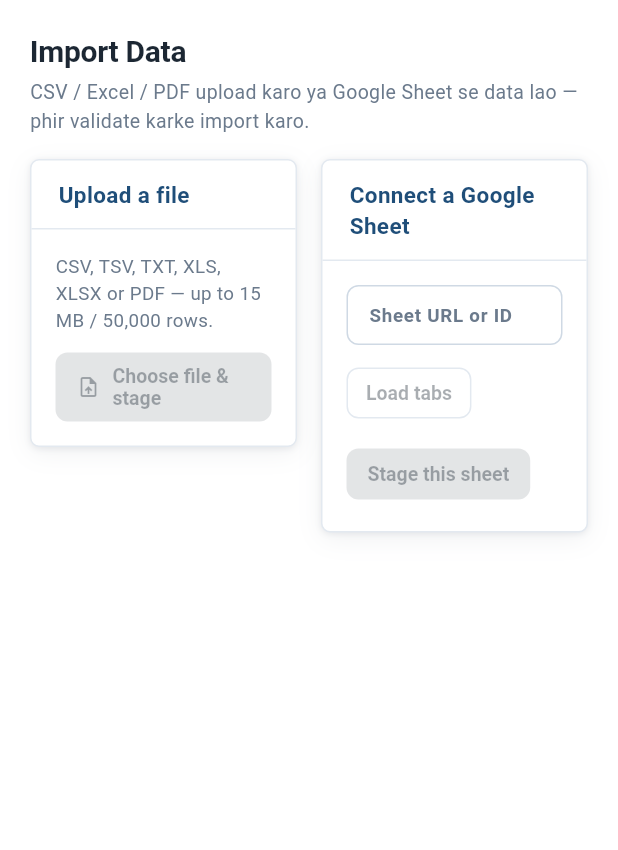
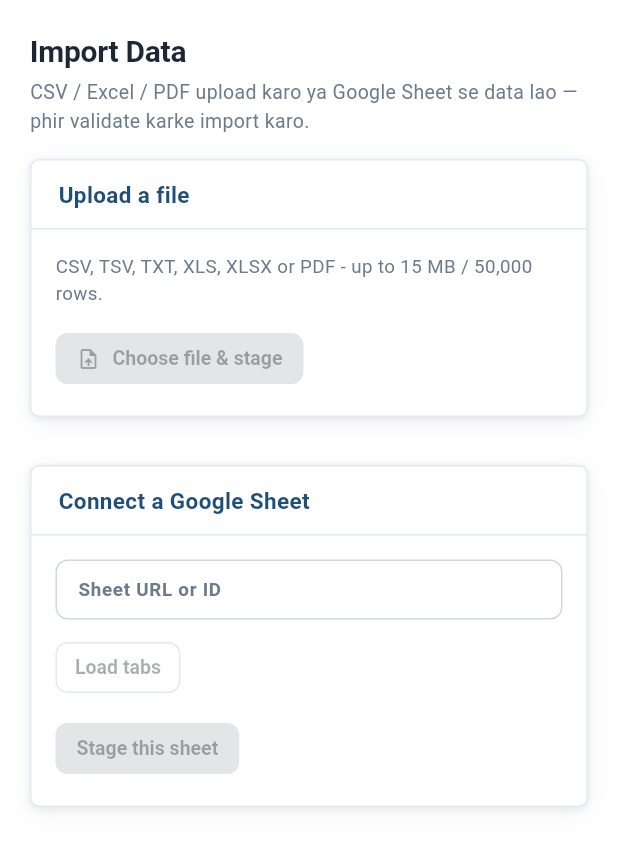
Before and after one commit to nisharaaj800nr-byte/warehouse-bulk-inventory, a Flutter app: the ImportScreen widget shown alone on an empty page, opened directly, on a phone screen of 412 x 824 dp. Shown: the top 850 px of the screen. Run offline on Flutter 3.47's test engine with Material 3 defaults, Android fonts, the phone set to English and light mode, and no system bars; our stand-ins replace file_picker, fl_chart, qr_flutter, shared_preferences; accounts and stored records are empty.

Commit message:
Responsive tweaks round 2: stack import source cards on narrow, flexible health row labels

```diff
--- a/inventory-automation/flutter_app/lib/screens/health_screen.dart
+++ b/inventory-automation/flutter_app/lib/screens/health_screen.dart
@@ -168,8 +168,8 @@ class _HealthScreenState extends State<HealthScreen> {
                             ),
                           ),
                           const SizedBox(width: 12),
-                          SizedBox(
-                            width: 200,
+                          ConstrainedBox(
+                            constraints: const BoxConstraints(maxWidth: 200),
                             child: Text(
                               c.name,
                               style: TextStyle(fontSize: 13.5, fontWeight: FontWeight.w700, color: ac.ink),
--- a/inventory-automation/flutter_app/lib/screens/import_screen.dart
+++ b/inventory-automation/flutter_app/lib/screens/import_screen.dart
@@ -247,83 +247,24 @@ class _ImportScreenState extends State<ImportScreen> {
               title: 'Import Data',
               subtitle: 'CSV / Excel / PDF upload karo ya Google Sheet se data lao — phir validate karke import karo.',
             ),
-            Row(
-              crossAxisAlignment: CrossAxisAlignment.start,
-              children: [
-                Expanded(
-                  child: SectionCard(
-                    title: 'Upload a file',
-                    child: Column(
+            LayoutBuilder(
+              builder: (context, box) => box.maxWidth < 820
+                  ? Column(
+                      crossAxisAlignment: CrossAxisAlignment.stretch,
+                      children: [
+                        _uploadCard(ac, canOperate),
+                        const SizedBox(height: 16),
+                        _sheetCard(),
+                      ],
+                    )
+                  : Row(
                       crossAxisAlignment: CrossAxisAlignment.start,
                       children: [
-                        Text(
-                          'CSV, TSV, TXT, XLS, XLSX or PDF — up to 15 MB / 50,000 rows.',
-                          style: TextStyle(fontSize: 12.5, color: ac.muted),
-                        ),
-                        const SizedBox(height: 12),
-                        FilledButton.icon(
-                          onPressed: (canOperate && !_busy) ? _pickFile : null,
-                          icon: const Icon(Icons.upload_file, size: 16),
-                          label: _busy ? const Text('Staging…') : const Text('Choose file & stage'),
-                        ),
+                        Expanded(child: _uploadCard(ac, canOperate)),
+                        const SizedBox(width: 16),
+                        Expanded(child: _sheetCard()),
                       ],
                     ),
-                  ),
-                ),
-                const SizedBox(width: 16),
-                Expanded(
-                  child: SectionCard(
-                    title: 'Connect a Google Sheet',
-                    child: Column(
-                      crossAxisAlignment: CrossAxisAlignment.start,
-                      children: [
-                        TextField(
-                          controller: _sheetCtl,
-                          decoration: const InputDecoration(
-                            labelText: 'Sheet URL or ID',
-                            hintText: 'https://docs.google.com/spreadsheets/d/…',
-                          ),
-                        ),
-                        const SizedBox(height: 10),
-                        Wrap(
-                          spacing: 10,
-                          runSpacing: 10,
-                          crossAxisAlignment: WrapCrossAlignment.center,
-                          children: [
-                            OutlinedButton(
-                              onPressed: (_busy || _sheetCtl.text.trim().isEmpty) ? null : _loadTabs,
-                              child: const Text('Load tabs'),
-                            ),
-                            if (_tabs.isNotEmpty)
-                              SizedBox(
-                                width: 260,
-                                child: DropdownButtonFormField<String>(
-                                  initialValue: _tab,
-                                  decoration: const InputDecoration(labelText: 'Tab'),
-                                  items: [
-                                    for (final t in _tabs)
-                                      DropdownMenuItem(
-                                        value: '${t['name']}',
-                                        child: Text('${t['name']} (${t['rows']} rows)'),
-                                      ),
-                                  ],
-                                  onChanged: (v) => setState(() => _tab = v),
-                                ),
-                              ),
-                          ],
-                        ),
-                        const SizedBox(height: 10),
-                        FilledButton(
-                          onPressed: (canOperate && !_busy && _sheetCtl.text.trim().isNotEmpty)
-                              ? _stageSheet
-                              : null,
-                          child: const Text('Stage this sheet'),
-                        ),
-                      ],
-                    ),
-                  ),
-                ),
-              ],
             ),
           ],
         ),
@@ -510,4 +451,79 @@ class _ImportScreenState extends State<ImportScreen> {
       ),
     );
   }
+
+
+  Widget _uploadCard(AppColors ac, bool canOperate) {
+    return SectionCard(
+      title: 'Upload a file',
+      child: Column(
+        crossAxisAlignment: CrossAxisAlignment.start,
+        children: [
+          Text(
+            'CSV, TSV, TXT, XLS, XLSX or PDF - up to 15 MB / 50,000 rows.',
+            style: TextStyle(fontSize: 12.5, color: ac.muted),
+          ),
+          const SizedBox(height: 12),
+          FilledButton.icon(
+            onPressed: (canOperate && !_busy) ? _pickFile : null,
+            icon: const Icon(Icons.upload_file, size: 16),
+            label: _busy ? const Text('Staging...') : const Text('Choose file & stage'),
+          ),
+        ],
+      ),
+    );
+  }
+
+  Widget _sheetCard() {
+    return SectionCard(
+      title: 'Connect a Google Sheet',
+      child: Column(
+        crossAxisAlignment: CrossAxisAlignment.start,
+        children: [
+          TextField(
+            controller: _sheetCtl,
+            decoration: const InputDecoration(
+              labelText: 'Sheet URL or ID',
+              hintText: 'https://docs.google.com/spreadsheets/d/...',
+            ),
+          ),
+          const SizedBox(height: 10),
+          Wrap(
+            spacing: 10,
+            runSpacing: 10,
+            crossAxisAlignment: WrapCrossAlignment.center,
+            children: [
+              OutlinedButton(
+                onPressed: (_busy || _sheetCtl.text.trim().isEmpty) ? null : _loadTabs,
+                child: const Text('Load tabs'),
+              ),
+              if (_tabs.isNotEmpty)
+                SizedBox(
+                  width: 260,
+                  child: DropdownButtonFormField<String>(
+                    initialValue: _tab,
+                    decoration: const InputDecoration(labelText: 'Tab'),
+                    items: [
+                      for (final t in _tabs)
+                        DropdownMenuItem(
+                          value: '${t['name']}',
+                          child: Text('${t['name']} (${t['rows']} rows)'),
+                        ),
+                    ],
+                    onChanged: (v) => setState(() => _tab = v),
+                  ),
+                ),
+            ],
+          ),
+          const SizedBox(height: 10),
+          FilledButton(
+            onPressed: (true && !_busy && _sheetCtl.text.trim().isNotEmpty)
+                ? _stageSheet
+                : null,
+            child: const Text('Stage this sheet'),
+          ),
+        ],
+      ),
+    );
+  }
 }
```
